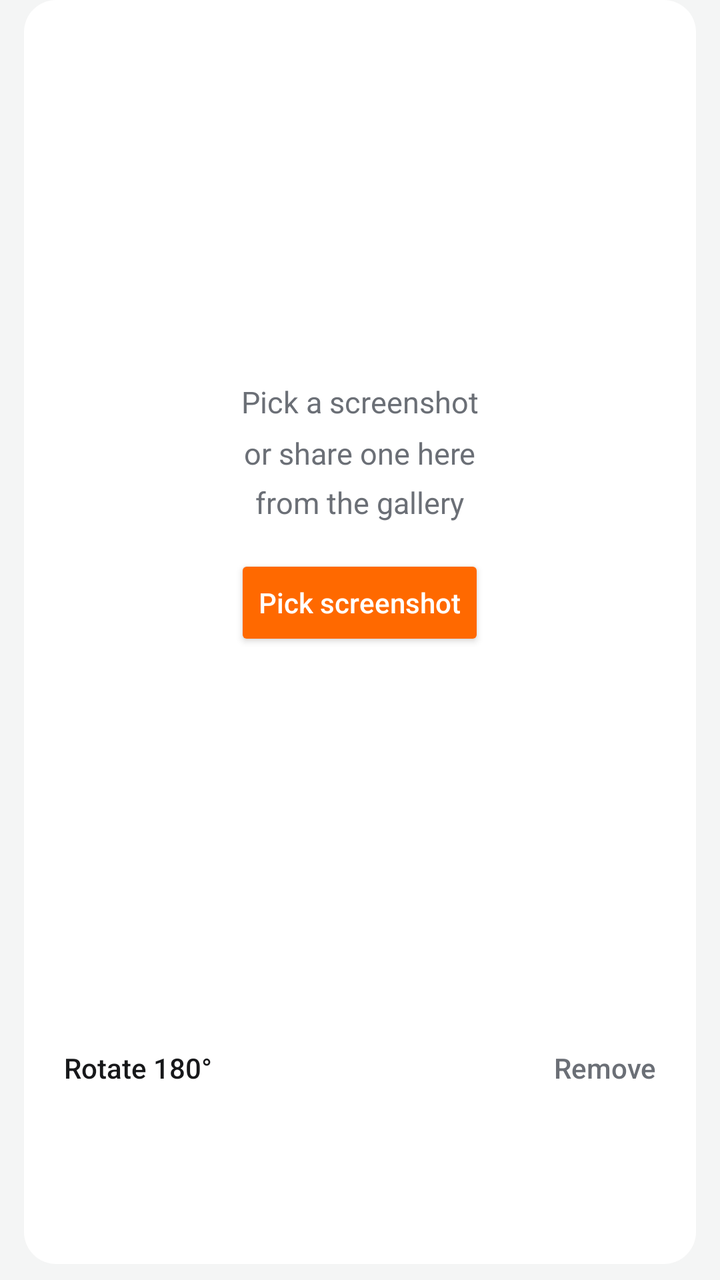
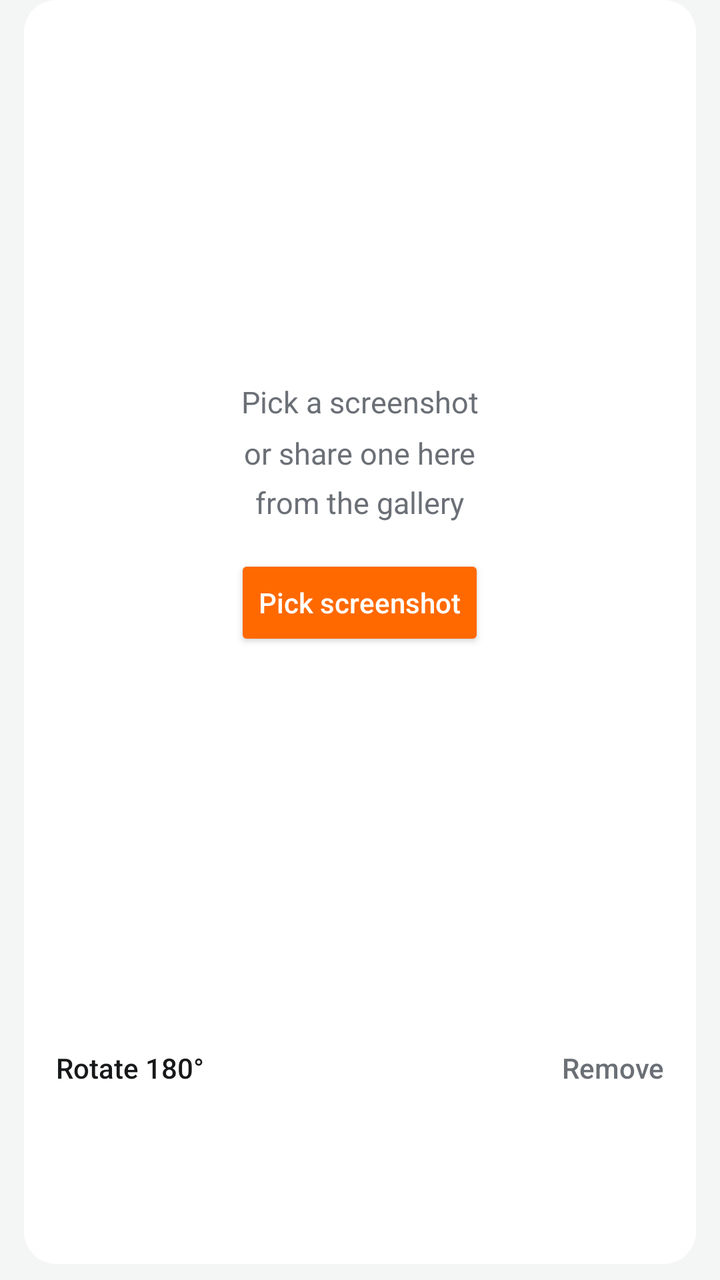

The first picture is an Android layout as it rendered before a commit; the second is the same layout after the commit. The layout source and the unified diff follow.
<!-- AndroidManifest.xml: application theme AppTheme -->
<!-- res/layout/stage.xml -->
<?xml version="1.0" encoding="utf-8"?>
<FrameLayout xmlns:android="http://schemas.android.com/apk/res/android"
    android:layout_width="match_parent"
    android:layout_height="match_parent"
    android:paddingHorizontal="12dp"
    android:paddingBottom="8dp">

    <LinearLayout
        android:layout_width="match_parent"
        android:layout_height="match_parent"
        android:background="@drawable/card"
        android:orientation="vertical"
        android:padding="8dp">

        <FrameLayout
            android:id="@+id/stage"
            android:layout_width="match_parent"
            android:layout_height="0dp"
            android:layout_weight="1">

            <ImageView
                android:id="@+id/preview"
                android:layout_width="match_parent"
                android:layout_height="match_parent"
                android:contentDescription="@string/preview_description"
                android:padding="8dp"
                android:scaleType="fitCenter" />

            <LinearLayout
                android:id="@+id/empty"
                android:layout_width="wrap_content"
                android:layout_height="wrap_content"
                android:layout_gravity="center"
                android:gravity="center_horizontal"
                android:orientation="vertical"
                android:padding="24dp">

                <TextView
                    android:layout_width="wrap_content"
                    android:layout_height="wrap_content"
                    android:gravity="center"
                    android:lineSpacingMultiplier="1.4"
                    android:text="@string/empty_hint"
                    android:textColor="@color/muted"
                    android:textSize="15sp" />

                <Button
                    android:id="@+id/empty_pick"
                    android:layout_width="wrap_content"
                    android:layout_height="wrap_content"
                    android:layout_marginTop="16dp"
                    android:backgroundTint="@color/accent"
                    android:text="@string/pick"
                    android:textColor="#FFFFFF" />
            </LinearLayout>

            <TextView
                android:id="@+id/message"
                android:layout_width="match_parent"
                android:layout_height="wrap_content"
                android:layout_gravity="center"
                android:gravity="center"
                android:lineSpacingMultiplier="1.3"
                android:padding="24dp"
                android:textColor="@color/muted"
                android:visibility="gone" />
        </FrameLayout>

        <LinearLayout
            android:id="@+id/toolbar"
            android:layout_width="match_parent"
            android:layout_height="wrap_content"
            android:gravity="center_vertical"
            android:orientation="horizontal"
            android:paddingVertical="2dp">

            <Button
                android:id="@+id/rotate"
                style="?android:attr/borderlessButtonStyle"
                android:layout_width="wrap_content"
                android:layout_height="wrap_content"
                android:minWidth="0dp"
                android:text="@string/rotate"
                android:textColor="@color/text" />

            <Button
                android:id="@+id/screen"
                style="?android:attr/borderlessButtonStyle"
                android:layout_width="wrap_content"
                android:layout_height="wrap_content"
                android:minWidth="0dp"
                android:textColor="@color/text" />

            <TextView
                android:id="@+id/counter"
                android:layout_width="0dp"
                android:layout_height="wrap_content"
                android:layout_weight="1"
                android:gravity="center"
                android:textColor="@color/muted"
                android:textSize="13sp" />

            <Button
                android:id="@+id/remove"
                style="?android:attr/borderlessButtonStyle"
                android:layout_width="wrap_content"
                android:layout_height="wrap_content"
                android:minWidth="0dp"
                android:text="@string/remove"
                android:textColor="@color/muted" />
        </LinearLayout>

        <HorizontalScrollView
            android:id="@+id/thumbs_scroll"
            android:layout_width="match_parent"
            android:layout_height="wrap_content"
            android:scrollbars="none">

            <LinearLayout
                android:id="@+id/thumbs"
                android:layout_width="wrap_content"
                android:layout_height="64dp"
                android:orientation="horizontal" />
        </HorizontalScrollView>
    </LinearLayout>
</FrameLayout>
<!-- resources referenced by this layout -->
<resources>
  <color name="accent">#FF6900</color>
  <color name="muted">#6B6F76</color>
  <color name="text">#17181A</color>
  <!-- drawable card (drawable) -->
  <?xml version="1.0" encoding="utf-8"?>
  <shape xmlns:android="http://schemas.android.com/apk/res/android">
      <solid android:color="@color/surface" />
      <corners android:radius="16dp" />
  </shape>
  <string name="empty_hint">Pick a screenshot\nor share one here\nfrom the gallery</string>
  <string name="pick">Pick screenshot</string>
  <string name="preview_description">Framed preview</string>
  <string name="remove">Remove</string>
  <string name="rotate">Rotate 180°</string>
  <style name="AppTheme" parent="android:Theme.Material.Light.NoActionBar">
          <item name="android:colorAccent">@color/accent</item>
          <item name="android:colorPrimary">@color/accent</item>
          <item name="android:windowBackground">@color/bg</item>
          <item name="android:textColorPrimary">@color/text</item>
          <item name="android:textColorSecondary">@color/muted</item>
          <item name="android:windowLightStatusBar">true</item>
          <item name="android:windowLightNavigationBar">true</item>
          <item name="android:textAppearanceButton">@style/ButtonText</item>
      </style>
  <color name="surface">#FFFFFF</color>
  <color name="bg">#F4F5F5</color>
  <style name="ButtonText" parent="android:TextAppearance.Material.Button">
          <item name="android:textAllCaps">false</item>
      </style>
</resources>

<!-- the commit's change to res/layout/stage.xml (unified diff, before → after) -->
@@ -80,6 +80,7 @@
                 android:layout_width="wrap_content"
                 android:layout_height="wrap_content"
                 android:minWidth="0dp"
+                android:paddingHorizontal="8dp"
                 android:text="@string/rotate"
                 android:textColor="@color/text" />
 
@@ -89,6 +90,7 @@
                 android:layout_width="wrap_content"
                 android:layout_height="wrap_content"
                 android:minWidth="0dp"
+                android:paddingHorizontal="8dp"
                 android:textColor="@color/text" />
 
             <TextView
@@ -106,6 +108,7 @@
                 android:layout_width="wrap_content"
                 android:layout_height="wrap_content"
                 android:minWidth="0dp"
+                android:paddingHorizontal="8dp"
                 android:text="@string/remove"
                 android:textColor="@color/muted" />
         </LinearLayout>
